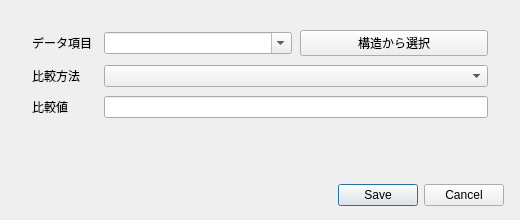
The window that qt_ui/forms/guard_rule.ui (okasi1997/WebFlowManager) describes before a commit, drawn with Qt 5.
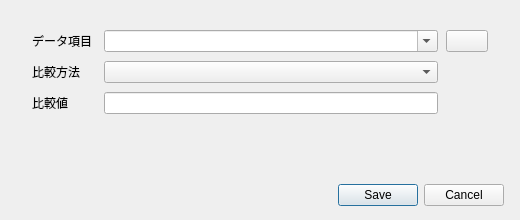
The same window after the commit.

```diff
--- a/qt_ui/forms/guard_rule.ui
+++ b/qt_ui/forms/guard_rule.ui
@@ -14,7 +14,7 @@
    <property name="spacing"><number>10</number></property>
    <item>
     <widget class="QFrame" name="ruleCard"><property name="card" stdset="0"><bool>true</bool></property>
-     <layout class="QFormLayout" name="ruleForm">
+     <layout class="QFormLayout" name="ruleForm"><property name="labelAlignment"><set>Qt::AlignLeading|Qt::AlignLeft|Qt::AlignVCenter</set></property>
       <property name="leftMargin"><number>16</number></property>
       <property name="topMargin"><number>14</number></property>
       <property name="rightMargin"><number>16</number></property>
@@ -26,13 +26,13 @@
        <layout class="QHBoxLayout" name="pathLayout">
         <property name="spacing"><number>8</number></property>
         <item><widget class="QComboBox" name="pathCombo"><property name="editable"><bool>true</bool></property></widget></item>
-        <item><widget class="QPushButton" name="choosePathButton"><property name="text"><string>構造から選択</string></property></widget></item>
+        <item><widget class="QPushButton" name="choosePathButton"><property name="minimumSize"><size><width>42</width><height>0</height></size></property><property name="maximumSize"><size><width>42</width><height>16777215</height></size></property><property name="text"><string/></property><property name="toolTip"><string>データ構造から選択</string></property><property name="dataReferenceButton" stdset="0"><bool>true</bool></property></widget></item>
        </layout>
       </item>
       <item row="1" column="0"><widget class="QLabel" name="operatorLabel"><property name="text"><string>比較方法</string></property></widget></item>
-      <item row="1" column="1"><widget class="QComboBox" name="operatorCombo"/></item>
+      <item row="1" column="1"><layout class="QHBoxLayout" name="operatorLayout"><property name="spacing"><number>0</number></property><item><widget class="QComboBox" name="operatorCombo"/></item><item><spacer name="operatorTrailing"><property name="orientation"><enum>Qt::Horizontal</enum></property><property name="sizeType"><enum>QSizePolicy::Fixed</enum></property><property name="sizeHint"><size><width>50</width><height>20</height></size></property></spacer></item></layout></item>
       <item row="2" column="0"><widget class="QLabel" name="valueLabel"><property name="text"><string>比較値</string></property></widget></item>
-      <item row="2" column="1"><widget class="QLineEdit" name="valueEdit"/></item>
+      <item row="2" column="1"><layout class="QHBoxLayout" name="valueLayout"><property name="spacing"><number>0</number></property><item><widget class="QLineEdit" name="valueEdit"/></item><item><spacer name="valueTrailing"><property name="orientation"><enum>Qt::Horizontal</enum></property><property name="sizeType"><enum>QSizePolicy::Fixed</enum></property><property name="sizeHint"><size><width>50</width><height>20</height></size></property></spacer></item></layout></item>
      </layout>
     </widget>
    </item>
```
